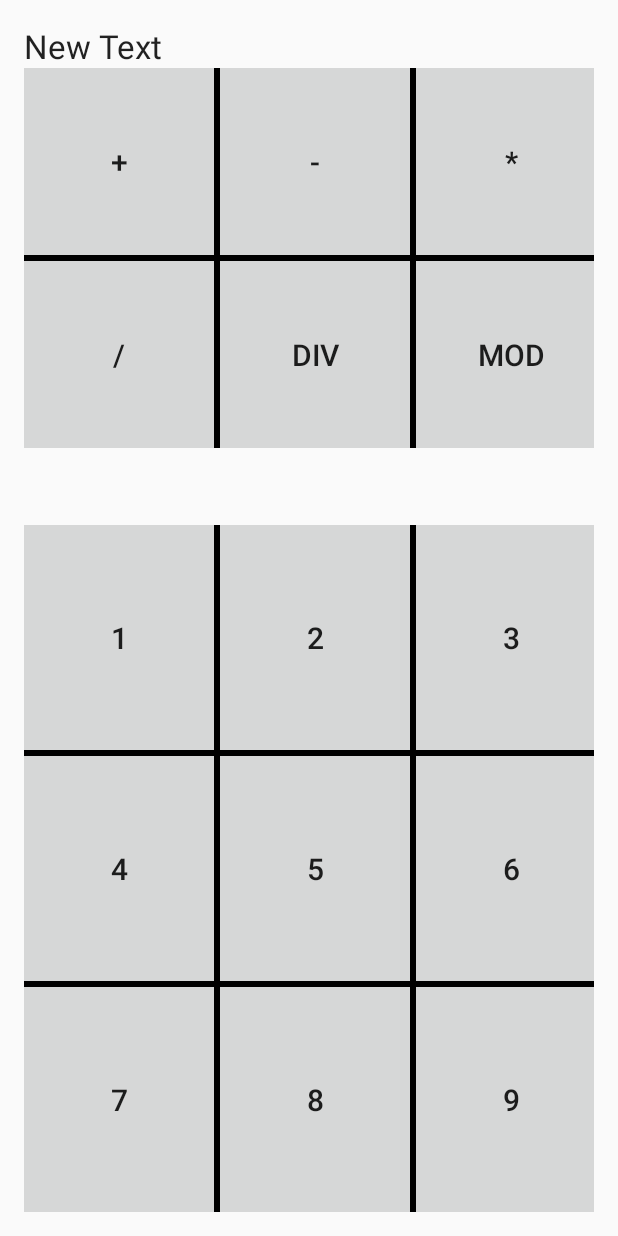
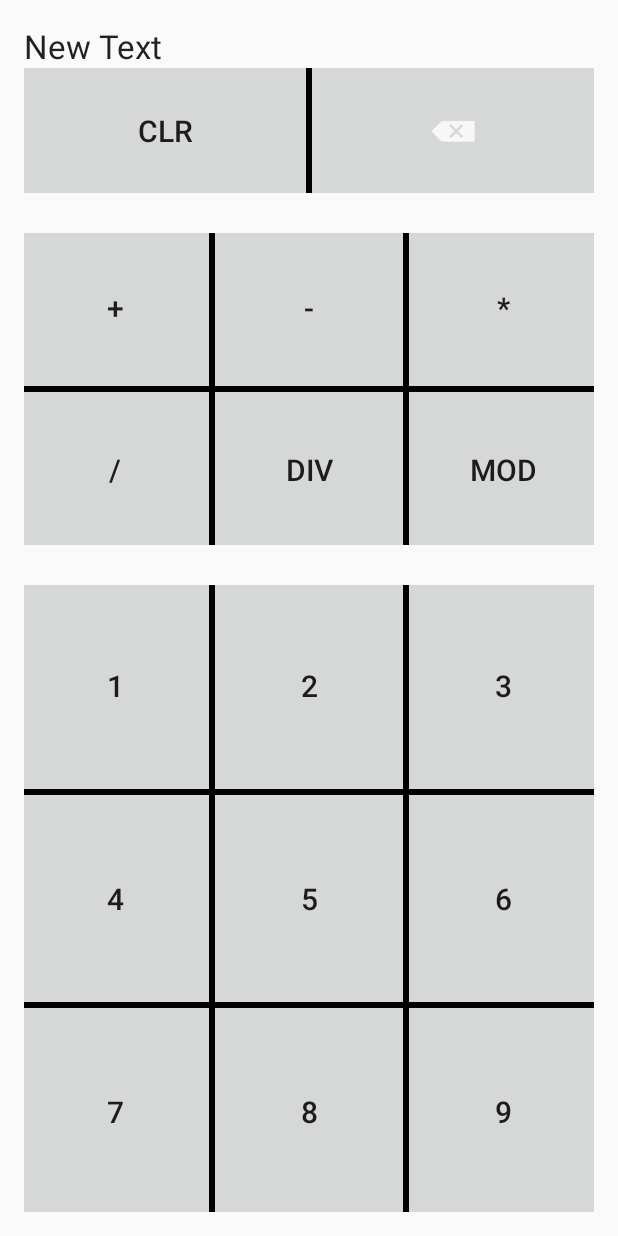
Before and after one commit to dvarubla/mobile_course_work, an Android app: the CalcActivity screen opened directly, with no data from a screen before it, on a phone screen of 412 x 824 dp. Run offline under Robolectric (Android 15) with nearby library versions, the phone set to English and light mode, and no system bars.

Commit message:
Работающий, но с большим количеством хаков интерфейс калькулятора

```diff
--- a/app/src/main/res/drawable/button_horiz_divider.xml
+++ b/app/src/main/res/drawable/button_horiz_divider.xml
@@ -1,5 +1,5 @@
 <?xml version="1.0" encoding="utf-8"?>
 <shape xmlns:android="http://schemas.android.com/apk/res/android">
     <size android:width="4dp" />
-    <solid android:color="@color/btn_number_divider_color"/>
+    <solid android:color="#000"/>
 </shape>
--- a/app/src/main/res/drawable/button_vert_divider.xml
+++ b/app/src/main/res/drawable/button_vert_divider.xml
@@ -1,5 +1,5 @@
 <?xml version="1.0" encoding="utf-8"?>
 <shape xmlns:android="http://schemas.android.com/apk/res/android">
     <size android:height="4dp" />
-    <solid android:color="@color/btn_number_divider_color"/>
+    <solid android:color="#00ffff"/>
 </shape>
--- /dev/null
+++ b/app/src/main/res/layout-land/activity_calc.xml
@@ -0,0 +1,59 @@
+<?xml version="1.0" encoding="utf-8"?>
+<LinearLayout xmlns:android="http://schemas.android.com/apk/res/android"
+    xmlns:tools="http://schemas.android.com/tools"
+    android:orientation="vertical"
+    android:layout_width="match_parent"
+    android:layout_height="match_parent"
+    android:paddingBottom="@dimen/activity_vertical_margin"
+    android:paddingLeft="@dimen/activity_horizontal_margin"
+    android:paddingRight="@dimen/activity_horizontal_margin"
+    android:paddingTop="@dimen/activity_vertical_margin"
+    tools:context="study.courseproject.CalcActivity"
+    >
+
+<TextView
+    android:text="New Text"
+    android:id="@+id/textView"
+    android:layout_width="wrap_content"
+    android:layout_height="wrap_content"
+    android:textAppearance="?android:attr/textAppearanceLarge"
+    />
+
+<LinearLayout
+        android:orientation="horizontal"
+        android:layout_width="match_parent"
+        android:layout_height="match_parent">
+<LinearLayout
+    android:layout_weight="0.25"
+    android:orientation="vertical"
+    android:layout_width="0dp"
+    android:layout_height="match_parent">
+
+    <include
+        layout="@layout/clear_reset"
+        android:layout_weight="1"
+        android:layout_height="0dp"
+        android:layout_width="match_parent" />
+    <Space
+        android:layout_weight="0.2"
+        android:layout_height="1dp"
+        android:layout_width="match_parent"/>
+    <include
+        android:layout_weight="3"
+        android:layout_height="0dp"
+        android:layout_width="match_parent"
+        layout="@layout/operators"/>
+
+</LinearLayout>
+    <Space
+        android:layout_weight="0.03"
+        android:layout_height="match_parent"
+        android:layout_width="1dp"/>
+
+    <include
+        android:layout_weight="0.5"
+        android:layout_width="0dp"
+        android:layout_height="match_parent"
+        layout="@layout/numbers"/>
+    </LinearLayout>
+</LinearLayout>
--- a/app/src/main/res/layout/activity_calc.xml
+++ b/app/src/main/res/layout/activity_calc.xml
@@ -1,42 +1,46 @@
 <?xml version="1.0" encoding="utf-8"?>
-<android.support.v7.widget.GridLayout xmlns:android="http://schemas.android.com/apk/res/android"
+<LinearLayout xmlns:android="http://schemas.android.com/apk/res/android"
     xmlns:tools="http://schemas.android.com/tools"
     android:layout_width="match_parent"
     android:layout_height="match_parent"
-    xmlns:grid="http://schemas.android.com/apk/res-auto"
     android:paddingBottom="@dimen/activity_vertical_margin"
     android:paddingLeft="@dimen/activity_horizontal_margin"
     android:paddingRight="@dimen/activity_horizontal_margin"
     android:paddingTop="@dimen/activity_vertical_margin"
     tools:context="study.courseproject.CalcActivity"
-    grid:columnCount="2"
-    grid:rowCount="4"
-    grid:layout_gravity="center">
-
+    android:orientation="vertical"
+    >
     <TextView
         android:text="New Text"
         android:id="@+id/textView"
-        grid:layout_row="0"
-        grid:layout_column="0"
+        android:layout_width="wrap_content"
+        android:layout_height="wrap_content"
         android:textAppearance="?android:attr/textAppearanceLarge"
         />
-
-
-    <include grid:layout_row="1"
-        grid:layout_rowWeight="0.25"
-        grid:layout_column="0"
-        layout="@layout/operators"/>
+    <include
+        android:layout_weight="0.1"
+        layout="@layout/clear_reset"
+        android:layout_width="match_parent"
+        android:layout_height="0dp" />
+    <Space
+        android:layout_weight="0.03"
+        android:layout_width="wrap_content"
+        android:layout_height="2dp"/>
+    <include
+        android:layout_weight="0.25"
+        layout="@layout/operators"
+        android:layout_width="match_parent"
+        android:layout_height="0dp" />
 
     <Space
-        grid:layout_row="2"
-        grid:layout_rowWeight="0.08"
-        grid:layout_column="0"
+        android:layout_weight="0.03"
         android:layout_width="wrap_content"
         android:layout_height="2dp"/>
 
 
-        <include grid:layout_row="3"
-            grid:layout_rowWeight="0.5"
-            grid:layout_column="0"
+        <include
+            android:layout_width="match_parent"
+            android:layout_height="0dp"
+            android:layout_weight="0.5"
             layout="@layout/numbers"/>
-</android.support.v7.widget.GridLayout>
+</LinearLayout>
--- a/app/src/main/res/layout/activity_list_tasks.xml
+++ b/app/src/main/res/layout/activity_list_tasks.xml
@@ -23,18 +23,18 @@
         >
 
         <Button
-            style="@style/menu_button"
+            style="@style/AppTheme.menu_button"
             android:text="@string/task"
             android:tag="menu_button" />
 
         <Button
-            style="@style/menu_button"
+            style="@style/AppTheme.menu_button"
             android:text="@string/task"
             android:tag="menu_button"
             />
 
         <Button
-            style="@style/menu_button"
+            style="@style/AppTheme.menu_button"
             android:text="@string/task"
             android:tag="menu_button"
             />
--- /dev/null
+++ b/app/src/main/res/layout/clear_reset.xml
@@ -0,0 +1,25 @@
+<?xml version="1.0" encoding="utf-8"?>
+<LinearLayout
+    xmlns:android="http://schemas.android.com/apk/res/android"
+    android:orientation="horizontal"
+    android:layout_width="match_parent"
+    android:layout_height="match_parent"
+    android:divider="@drawable/button_horiz_divider"
+    android:showDividers="middle"
+    >
+    <Button
+        android:layout_weight="1"
+        android:layout_height="match_parent"
+        style="@style/AppTheme.calc_button_operator"
+        android:text="CLR"
+        android:tag="operator_button"
+        />
+
+    <ImageButton
+        android:layout_weight="1"
+        android:layout_height="match_parent"
+        style="@style/AppTheme.calc_button_operator"
+        android:src="@android:drawable/ic_input_delete"
+        android:tag="operator_button"
+        />
+</LinearLayout>
--- a/app/src/main/res/layout/numbers.xml
+++ b/app/src/main/res/layout/numbers.xml
@@ -1,75 +1,89 @@
 <?xml version="1.0" encoding="utf-8"?>
-<TableLayout xmlns:android="http://schemas.android.com/apk/res/android"
+<LinearLayout xmlns:android="http://schemas.android.com/apk/res/android"
     android:layout_width="match_parent"
     android:layout_height="match_parent"
-    android:orientation="vertical"
-    android:padding="0dp"
-    android:background="?attr/colorButtonNormal"
-    android:divider="@drawable/button_vert_divider"
-    android:showDividers="middle"
-    android:stretchColumns="*">
-    <TableRow android:layout_weight="1"
-        android:padding="0dp"
-        android:divider="@drawable/button_horiz_divider"
-        android:showDividers="middle">
+    android:clipChildren="true"
+    >
+    <android.support.v7.widget.GridLayout xmlns:android="http://schemas.android.com/apk/res/android"
+        xmlns:tools="http://schemas.android.com/tools"
+        android:layout_width="match_parent"
+        android:layout_marginTop="-4dp"
+        android:layout_marginBottom="-4dp"
+        android:layout_marginLeft="-4dp"
+        android:layout_marginRight="-4dp"
+        android:layout_height="match_parent"
+        xmlns:grid="http://schemas.android.com/apk/res-auto"
+        grid:columnCount="3"
+        android:background="#000"
+        >
         <Button
-            style="@style/calc_button_number"
+            grid:layout_rowWeight="1"
+            grid:layout_columnWeight="1"
+            style="@style/AppTheme.calc_button_operator.margin"
             android:text="@string/calc_button_number"
             android:tag="number_button"
             />
 
         <Button
-            style="@style/calc_button_number"
+            grid:layout_rowWeight="1"
+            grid:layout_columnWeight="1"
+            style="@style/AppTheme.calc_button_operator.margin"
             android:text="@string/calc_button_number"
             android:tag="number_button"
             />
 
         <Button
-            style="@style/calc_button_number"
+            grid:layout_rowWeight="1"
+            grid:layout_columnWeight="1"
+            style="@style/AppTheme.calc_button_operator.margin"
             android:text="@string/calc_button_number"
             android:tag="number_button"
             />
-    </TableRow>
-    <TableRow android:layout_weight="1"
-        android:divider="@drawable/button_horiz_divider"
-        android:showDividers="middle">
         <Button
-            style="@style/calc_button_number"
+            grid:layout_rowWeight="1"
+            grid:layout_columnWeight="1"
+            style="@style/AppTheme.calc_button_operator.margin"
             android:text="@string/calc_button_number"
             android:tag="number_button"
             />
 
         <Button
-            style="@style/calc_button_number"
+            grid:layout_rowWeight="1"
+            grid:layout_columnWeight="1"
+            style="@style/AppTheme.calc_button_operator.margin"
             android:text="@string/calc_button_number"
             android:tag="number_button"
             />
 
         <Button
-            style="@style/calc_button_number"
+            grid:layout_rowWeight="1"
+            grid:layout_columnWeight="1"
+            style="@style/AppTheme.calc_button_operator.margin"
             android:text="@string/calc_button_number"
             android:tag="number_button"
             />
-    </TableRow>
-    <TableRow android:layout_weight="1"
-        android:divider="@drawable/button_horiz_divider"
-        android:showDividers="middle">
         <Button
-            style="@style/calc_button_number"
+            grid:layout_rowWeight="1"
+            grid:layout_columnWeight="1"
+            style="@style/AppTheme.calc_button_operator.margin"
             android:text="@string/calc_button_number"
             android:tag="number_button"
             />
 
         <Button
-            style="@style/calc_button_number"
+            grid:layout_rowWeight="1"
+            grid:layout_columnWeight="1"
+            style="@style/AppTheme.calc_button_operator.margin"
             android:text="@string/calc_button_number"
             android:tag="number_button"
             />
 
         <Button
-            style="@style/calc_button_number"
+            grid:layout_rowWeight="1"
+            grid:layout_columnWeight="1"
+            style="@style/AppTheme.calc_button_operator.margin"
             android:text="@string/calc_button_number"
             android:tag="number_button"
             />
-    </TableRow>
-  </TableLayout>
+    </android.support.v7.widget.GridLayout>
+</LinearLayout>
--- a/app/src/main/res/layout/operators.xml
+++ b/app/src/main/res/layout/operators.xml
@@ -1,55 +1,68 @@
 <?xml version="1.0" encoding="utf-8"?>
-<TableLayout xmlns:android="http://schemas.android.com/apk/res/android"
+<LinearLayout xmlns:android="http://schemas.android.com/apk/res/android"
     android:layout_width="match_parent"
     android:layout_height="match_parent"
-    android:orientation="vertical"
-    android:padding="0dp"
-    android:background="?attr/colorButtonNormal"
-    android:divider="@drawable/button_vert_divider"
-    android:showDividers="middle"
-    android:stretchColumns="*"
-    android:shrinkColumns="*">
-    <TableRow android:layout_weight="1"
-        android:padding="0dp"
-        android:divider="@drawable/button_horiz_divider"
-        android:showDividers="middle">
+    android:clipChildren="true"
+    >
+<android.support.v7.widget.GridLayout xmlns:android="http://schemas.android.com/apk/res/android"
+    xmlns:tools="http://schemas.android.com/tools"
+    android:layout_width="match_parent"
+    android:layout_marginTop="-4dp"
+    android:layout_marginBottom="-4dp"
+    android:layout_marginLeft="-4dp"
+    android:layout_marginRight="-4dp"
+    android:layout_height="match_parent"
+    xmlns:grid="http://schemas.android.com/apk/res-auto"
+    grid:columnCount="@string/num_col"
+    android:background="#000"
+    >
+
         <Button
-            style="@style/calc_button_number"
+            grid:layout_rowWeight="1"
+            grid:layout_columnWeight="1"
             android:text="+"
+            style="@style/AppTheme.calc_button_operator.margin"
             android:tag="operator_button"
             />
 
         <Button
-            style="@style/calc_button_number"
+            grid:layout_rowWeight="1"
+            grid:layout_columnWeight="1"
+            style="@style/AppTheme.calc_button_operator.margin"
             android:text="-"
             android:tag="operator_button"
             />
 
         <Button
-            style="@style/calc_button_number"
+            grid:layout_rowWeight="1"
+            grid:layout_columnWeight="1"
+            style="@style/AppTheme.calc_button_operator.margin"
             android:text="*"
             android:tag="operator_button"
             />
-    </TableRow>
-    <TableRow android:layout_weight="1"
-        android:divider="@drawable/button_horiz_divider"
-        android:showDividers="middle">
+
         <Button
-            style="@style/calc_button_number"
+            grid:layout_rowWeight="1"
+            grid:layout_columnWeight="1"
+            style="@style/AppTheme.calc_button_operator.margin"
             android:text="/"
             android:tag="operator_button"
             />
 
         <Button
-            style="@style/calc_button_number"
+            grid:layout_rowWeight="1"
+            grid:layout_columnWeight="1"
+            style="@style/AppTheme.calc_button_operator.margin"
             android:text="div"
             android:tag="operator_button"
             />
 
         <Button
-            style="@style/calc_button_number"
+            grid:layout_rowWeight="1"
+            grid:layout_columnWeight="1"
+            style="@style/AppTheme.calc_button_operator.margin"
             android:text="mod"
             android:tag="operator_button"
             />
-    </TableRow>
-</TableLayout>
+</android.support.v7.widget.GridLayout>
+</LinearLayout>
--- /dev/null
+++ b/app/src/main/res/values-land/strings.xml
@@ -0,0 +1,4 @@
+<?xml version="1.0" encoding="utf-8"?>
+<resources>
+    <string name="num_col">2</string>
+</resources>
--- a/app/src/main/res/values/dimens.xml
+++ b/app/src/main/res/values/dimens.xml
@@ -4,4 +4,5 @@
     <dimen name="activity_vertical_margin">16dp</dimen>
     <dimen tools:override="true" name="abc_button_inset_vertical_material">0dp</dimen>
     <dimen tools:override="true" name="abc_button_inset_horizontal_material">0dp</dimen>
+    <dimen tools:override="true" name="abc_control_corner_material">0dp</dimen>
 </resources>
--- a/app/src/main/res/values/strings.xml
+++ b/app/src/main/res/values/strings.xml
@@ -3,4 +3,5 @@
     <string name="title_activity_list_tasks">ListTasksActivity</string>
     <string name="task">Task %1$d</string>
     <string name="calc_button_number">%1$d</string>
+    <string name="num_col">3</string>
 </resources>
--- a/app/src/main/res/values/styles.xml
+++ b/app/src/main/res/values/styles.xml
@@ -11,7 +11,7 @@
 
     <style name="AppTheme.PopupOverlay" parent="ThemeOverlay.AppCompat.Light" />
 
-    <style name="menu_button">
+    <style name="AppTheme.menu_button" parent="@style/Widget.AppCompat.Button">
         <item name="android:layout_width">match_parent</item>
         <item name="android:layout_height">match_parent</item>
         <item name="android:paddingTop">25dp</item>
@@ -19,12 +19,14 @@
         <item name="android:textAllCaps">false</item>
         <item name="android:textSize">20sp</item>
     </style>
-
-    <style name="calc_button_number" parent="@style/Widget.AppCompat.Button.Borderless">
-        <item name="android:layout_height">
-            match_parent
-        </item>
+    <style name="AppTheme.calc_button_operator" parent="@style/Widget.AppCompat.Button">
+        <item name="android:background">@drawable/abc_btn_default_mtrl_shape</item>
+        <item name="android:layout_width">0dp</item>
+        <item name="android:layout_height">0dp</item>
         <item name="android:textSize">20sp</item>
+        <item name="android:stateListAnimator">@null</item>
     </style>
-
+    <style name="AppTheme.calc_button_operator.margin">
+        <item name="android:layout_margin">2dp</item>
+    </style>
 </resources>
```
